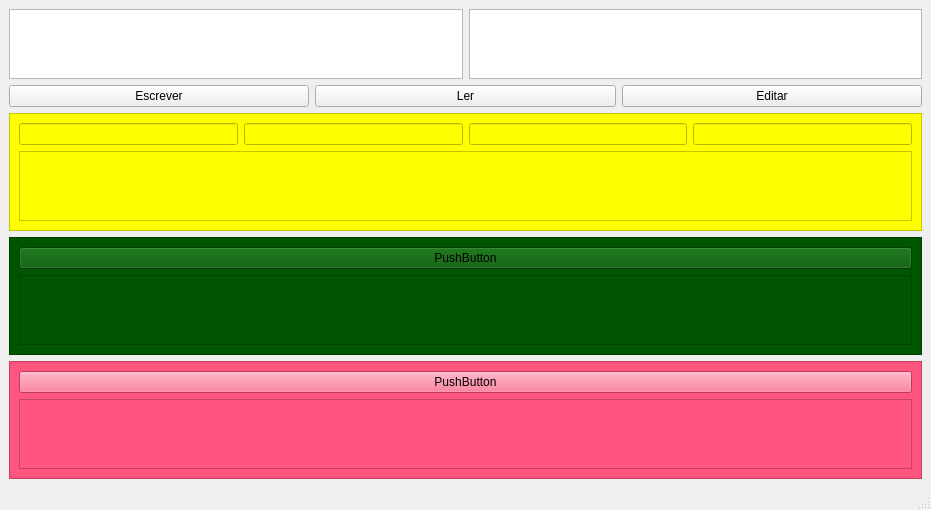
Old version of the form Farmacia Viva/Farmacia.ui in the repository 1horstmann/Alcance.
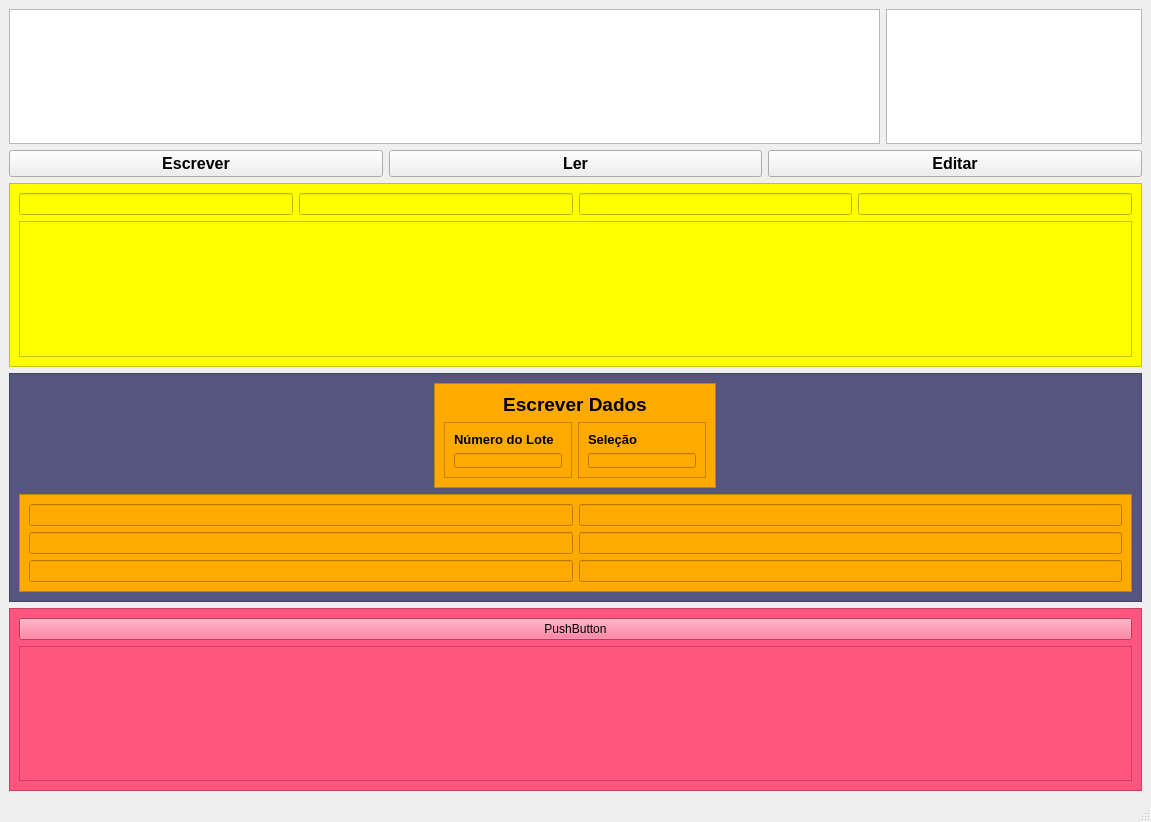
New version of the form.

Commit message: ajeitado layout

What changed in the file:
```diff
--- a/Farmacia Viva/Farmacia.ui
+++ b/Farmacia Viva/Farmacia.ui
@@ -9,8 +9,8 @@
    <rect>
     <x>0</x>
     <y>0</y>
-    <width>931</width>
-    <height>498</height>
+    <width>1151</width>
+    <height>822</height>
    </rect>
   </property>
   <property name="mouseTracking">
@@ -30,7 +30,20 @@
     <item>
      <layout class="QHBoxLayout" name="horizontalLayout">
       <item>
-       <widget class="QGraphicsView" name="graphicsView"/>
+       <widget class="QGraphicsView" name="graphicsView">
+        <property name="sizePolicy">
+         <sizepolicy hsizetype="Maximum" vsizetype="Maximum">
+          <horstretch>170</horstretch>
+          <verstretch>131</verstretch>
+         </sizepolicy>
+        </property>
+        <property name="maximumSize">
+         <size>
+          <width>16777196</width>
+          <height>16777215</height>
+         </size>
+        </property>
+       </widget>
       </item>
       <item>
        <widget class="QGraphicsView" name="graphicsView_2">
@@ -38,9 +51,9 @@
          <bool>true</bool>
         </property>
         <property name="sizePolicy">
-         <sizepolicy hsizetype="Expanding" vsizetype="Expanding">
-          <horstretch>0</horstretch>
-          <verstretch>0</verstretch>
+         <sizepolicy hsizetype="Maximum" vsizetype="Maximum">
+          <horstretch>170</horstretch>
+          <verstretch>100</verstretch>
          </sizepolicy>
         </property>
        </widget>
@@ -51,6 +64,13 @@
      <layout class="QHBoxLayout" name="horizontalLayout_2">
       <item>
        <widget class="QPushButton" name="botao_escrever">
+        <property name="font">
+         <font>
+          <pointsize>12</pointsize>
+          <weight>75</weight>
+          <bold>true</bold>
+         </font>
+        </property>
         <property name="text">
          <string>Escrever</string>
         </property>
@@ -58,6 +78,13 @@
       </item>
       <item>
        <widget class="QPushButton" name="botao_ler">
+        <property name="font">
+         <font>
+          <pointsize>12</pointsize>
+          <weight>75</weight>
+          <bold>true</bold>
+         </font>
+        </property>
         <property name="text">
          <string>Ler</string>
         </property>
@@ -65,6 +92,13 @@
       </item>
       <item>
        <widget class="QPushButton" name="botao_editar">
+        <property name="font">
+         <font>
+          <pointsize>12</pointsize>
+          <weight>75</weight>
+          <bold>true</bold>
+         </font>
+        </property>
         <property name="text">
          <string>Editar</string>
         </property>
@@ -108,7 +142,7 @@
        <bool>true</bool>
       </property>
       <property name="styleSheet">
-       <string notr="true">background-color: rgb(0, 85, 0);</string>
+       <string notr="true">background-color: rgb(85, 85, 127);</string>
       </property>
       <property name="frameShape">
        <enum>QFrame::StyledPanel</enum>
@@ -117,15 +151,136 @@
        <enum>QFrame::Raised</enum>
       </property>
       <layout class="QGridLayout" name="gridLayout_3">
-       <item row="0" column="0">
-        <widget class="QPushButton" name="pushButton">
-         <property name="text">
-          <string>PushButton</string>
+       <item row="4" column="0" colspan="2">
+        <widget class="QFrame" name="frame">
+         <property name="styleSheet">
+          <string notr="true">background-color: rgb(255, 85, 127);
+background-color: rgb(255, 170, 0);</string>
          </property>
+         <property name="frameShape">
+          <enum>QFrame::StyledPanel</enum>
+         </property>
+         <property name="frameShadow">
+          <enum>QFrame::Raised</enum>
+         </property>
+         <layout class="QGridLayout" name="gridLayout_5">
+          <item row="0" column="0">
+           <widget class="QLineEdit" name="lineEdit_7"/>
+          </item>
+          <item row="1" column="1">
+           <widget class="QLineEdit" name="lineEdit_10"/>
+          </item>
+          <item row="0" column="1">
+           <widget class="QLineEdit" name="lineEdit_8"/>
+          </item>
+          <item row="1" column="0">
+           <widget class="QLineEdit" name="lineEdit_9"/>
+          </item>
+          <item row="2" column="0">
+           <widget class="QLineEdit" name="lineEdit_11"/>
+          </item>
+          <item row="2" column="1">
+           <widget class="QLineEdit" name="lineEdit_12"/>
+          </item>
+         </layout>
         </widget>
        </item>
-       <item row="1" column="0">
-        <widget class="QTableView" name="tableView_2"/>
+       <item row="3" column="0" colspan="2" alignment="Qt::AlignHCenter">
+        <widget class="QFrame" name="frame_4">
+         <property name="maximumSize">
+          <size>
+           <width>1113</width>
+           <height>105</height>
+          </size>
+         </property>
+         <property name="styleSheet">
+          <string notr="true">background-color: rgb(170, 170, 0);
+background-color: rgb(255, 170, 0);</string>
+         </property>
+         <property name="frameShape">
+          <enum>QFrame::StyledPanel</enum>
+         </property>
+         <property name="frameShadow">
+          <enum>QFrame::Raised</enum>
+         </property>
+         <layout class="QGridLayout" name="gridLayout_8">
+          <item row="1" column="1">
+           <widget class="QFrame" name="frame_3">
+            <property name="maximumSize">
+             <size>
+              <width>499</width>
+              <height>56</height>
+             </size>
+            </property>
+            <property name="styleSheet">
+             <string notr="true"/>
+            </property>
+            <property name="frameShape">
+             <enum>QFrame::StyledPanel</enum>
+            </property>
+            <property name="frameShadow">
+             <enum>QFrame::Raised</enum>
+            </property>
+            <layout class="QGridLayout" name="gridLayout_7">
+             <item row="1" column="0">
+              <widget class="QLineEdit" name="lineEdit_5"/>
+             </item>
+             <item row="0" column="0">
+              <widget class="QLabel" name="label_3">
+               <property name="text">
+                <string>&lt;html&gt;&lt;head/&gt;&lt;body&gt;&lt;p&gt;&lt;span style=&quot; font-size:10pt; font-weight:600;&quot;&gt;Seleção&lt;/span&gt;&lt;/p&gt;&lt;/body&gt;&lt;/html&gt;</string>
+               </property>
+              </widget>
+             </item>
+            </layout>
+           </widget>
+          </item>
+          <item row="0" column="0" colspan="2">
+           <widget class="QLabel" name="label_4">
+            <property name="maximumSize">
+             <size>
+              <width>1004</width>
+              <height>23</height>
+             </size>
+            </property>
+            <property name="text">
+             <string>&lt;html&gt;&lt;head/&gt;&lt;body&gt;&lt;p align=&quot;center&quot;&gt;&lt;span style=&quot; font-size:14pt; font-weight:600;&quot;&gt;Escrever Dados&lt;/span&gt;&lt;/p&gt;&lt;/body&gt;&lt;/html&gt;</string>
+            </property>
+           </widget>
+          </item>
+          <item row="1" column="0">
+           <widget class="QFrame" name="frame_2">
+            <property name="maximumSize">
+             <size>
+              <width>499</width>
+              <height>56</height>
+             </size>
+            </property>
+            <property name="styleSheet">
+             <string notr="true"/>
+            </property>
+            <property name="frameShape">
+             <enum>QFrame::StyledPanel</enum>
+            </property>
+            <property name="frameShadow">
+             <enum>QFrame::Raised</enum>
+            </property>
+            <layout class="QGridLayout" name="gridLayout_6">
+             <item row="1" column="0">
+              <widget class="QLabel" name="label_2">
+               <property name="text">
+                <string>&lt;html&gt;&lt;head/&gt;&lt;body&gt;&lt;p&gt;&lt;span style=&quot; font-size:10pt; font-weight:600;&quot;&gt;Número do Lote&lt;/span&gt;&lt;/p&gt;&lt;/body&gt;&lt;/html&gt;</string>
+               </property>
+              </widget>
+             </item>
+             <item row="2" column="0">
+              <widget class="QLineEdit" name="lineEdit_6"/>
+             </item>
+            </layout>
+           </widget>
+          </item>
+         </layout>
+        </widget>
        </item>
       </layout>
      </widget>
```
Left out of the diff: 12 changed lines with no effect on the pictures. The commit also changes 2 other files.
